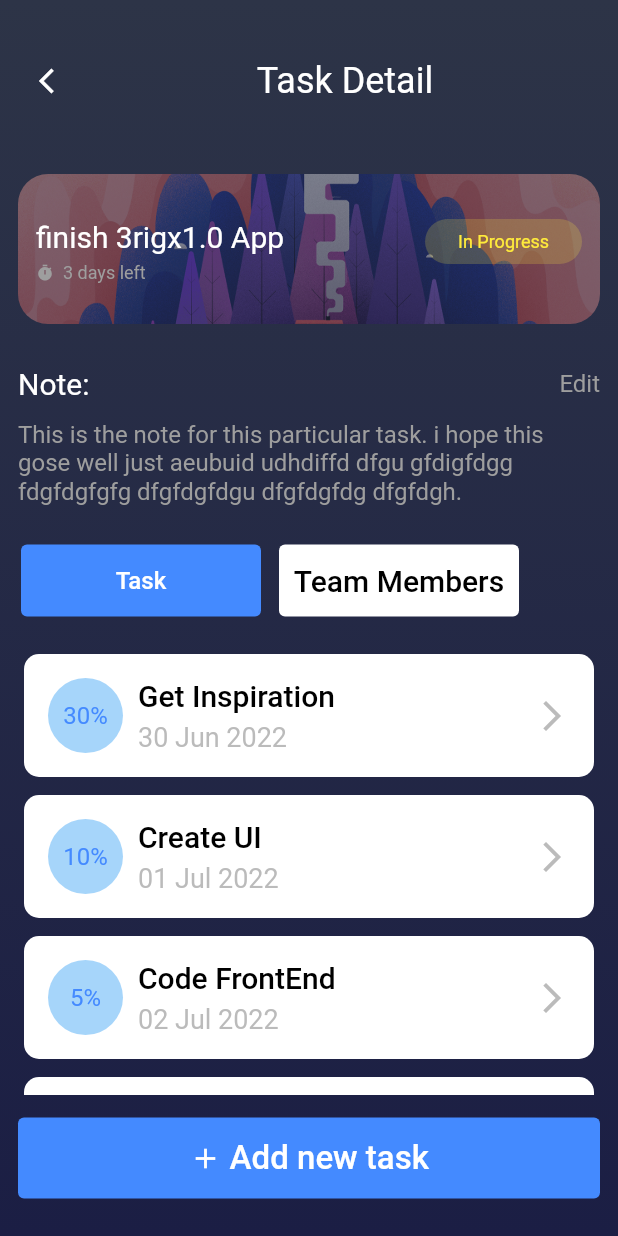
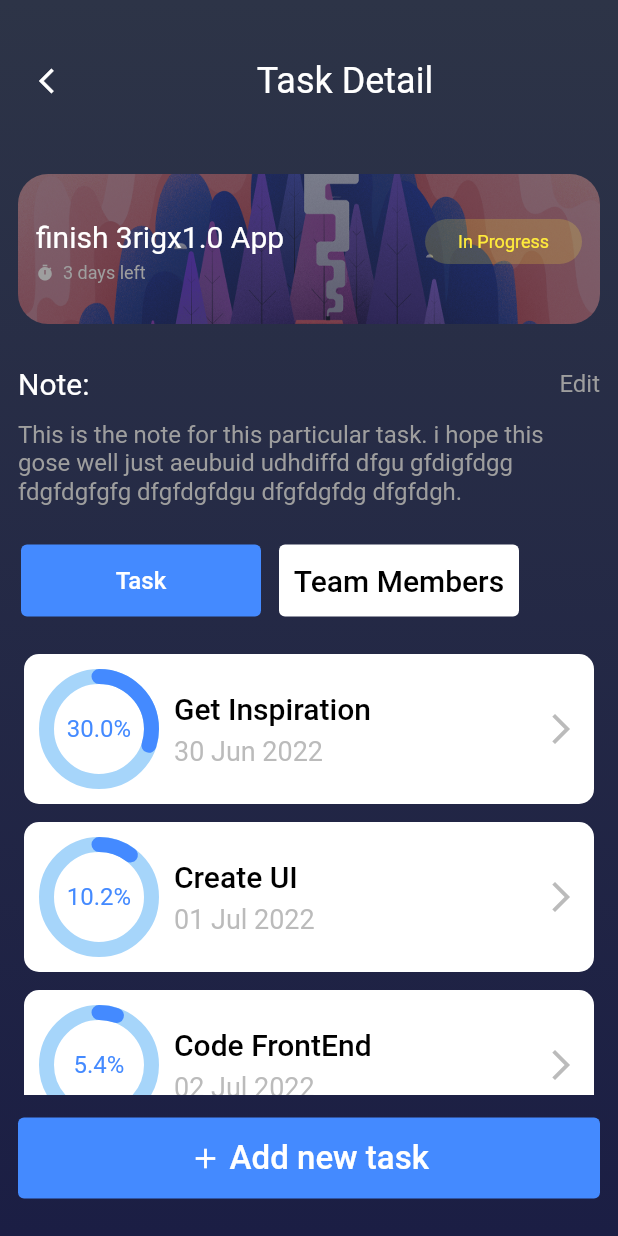
Before and after one commit to 3rigx/rigxtodo, a Flutter app: the screen it shows after launch, after a tap on "View", on a phone screen of 412 x 824 dp. Run offline on Flutter 3.47's test engine with Material 2 defaults, Android fonts, the phone set to English and light mode, and no system bars; drawn by our look-alikes of percent_indicator.

Commit message:
evaluation added

```diff
--- a/lib/home.dart
+++ b/lib/home.dart
@@ -1,4 +1,5 @@
 import 'package:flutter/material.dart';
+import 'package:percent_indicator/circular_percent_indicator.dart';
 import 'package:rigxtodo/util/customIcons.dart';
 import 'package:rigxtodo/util/data.dart';
 import 'package:rigxtodo/widgets/cardscrollwidget.dart';
@@ -229,133 +230,147 @@ class _HomeTodoState extends State<HomeTodo> {
               const SizedBox(
                 height: 20,
               ),
-              Container(
+              Padding(
+                padding: const EdgeInsets.only(
+                    left: 20.0, right: 20.0, bottom: 50.0),
+                child: Container(
                   decoration: BoxDecoration(
                       borderRadius: BorderRadius.circular(10.0),
-                    gradient: const LinearGradient(
-                        colors: [
-                          Color(0xFF1b1e44),
-                          Color.fromARGB(255, 34, 37, 83),
-                        ],
-                        begin: Alignment.bottomCenter,
-                        end: Alignment.topCenter,
-                        tileMode: TileMode.clamp)),
+                      color: Colors.blueAccent.withOpacity(0.2)),
                   child: Padding(
-                  padding: const EdgeInsets.all(8.0),
+                    padding: const EdgeInsets.all(10.0),
                     child: Column(
-                    mainAxisSize: MainAxisSize.min,
+                      mainAxisAlignment: MainAxisAlignment.spaceBetween,
                       crossAxisAlignment: CrossAxisAlignment.start,
                       children: [
-                      Row(
-                        //  crossAxisAlignment: CrossAxisAlignment.start,
-                        mainAxisAlignment: MainAxisAlignment.spaceEvenly,
-                        children: [
-                          Column(
-                            children: [
-                              Container(
-                                decoration: BoxDecoration(
-                                  color: Colors.blueAccent,
-                                  borderRadius: BorderRadius.circular(20.0),
-                                ),
-                                child: const Center(
-                                  child: Padding(
-                                    padding: EdgeInsets.symmetric(
-                                        horizontal: 22.0, vertical: 6.0),
-                                    child: Text('Total task created',
-                                        //TODO:: add current date to above
+                        Padding(
+                          padding: const EdgeInsets.only(left: 20, right: 20),
+                          child: Row(
+                            mainAxisAlignment: MainAxisAlignment.spaceBetween,
+                            children: const [
+                              Text(
+                                'Evaluation',
                                 style: TextStyle(
                                   color: Colors.white,
-                                          fontSize: 10,
-                                        )),
+                                  fontWeight: FontWeight.w400,
+                                  fontSize: 20,
                                 ),
                               ),
-                              ),
-                              const SizedBox(height: 20),
-                              const Center(
-                                child: Padding(
-                                  padding: EdgeInsets.all(6.0),
-                                  child: Text('20',
+                              Text(
+                                'July, 2022',
                                 style: TextStyle(
-                                        color: Colors.white,
-                                        //   fontSize: 18,
-                                      )),
+                                  color: Colors.grey,
                                 ),
                               ),
                             ],
+                          ),
+                        ),
+                        const SizedBox(
+                          height: 10,
+                        ),
+                        Row(
+                          mainAxisAlignment: MainAxisAlignment.spaceEvenly,
+                          // crossAxisAlignment: CrossAxisAlignment.start,
+                          children: [
+                            Row(
+                              mainAxisAlignment: MainAxisAlignment.spaceBetween,
+                              crossAxisAlignment: CrossAxisAlignment.center,
+                              children: [
+                                CircularPercentIndicator(
+                                  radius: 25,
+                                  lineWidth: 5.0,
+                                  animation: true,
+                                  percent: (10 - 5) / 100,
+                                  center: const Text(
+                                    "5",
+                                    style: TextStyle(
+                                        color: Colors.white, fontSize: 16),
+                                  ),
+                                  backgroundColor: Colors.blue.withOpacity(0.4),
+                                  circularStrokeCap: CircularStrokeCap.round,
+                                  progressColor: Colors.blueAccent,
                                 ),
                                 const SizedBox(
                                   width: 10,
                                 ),
                                 Column(
-                            children: [
-                              Container(
-                                decoration: BoxDecoration(
-                                  color: Colors.blueAccent,
-                                  borderRadius: BorderRadius.circular(20.0),
-                                ),
-                                child: const Center(
-                                  child: Padding(
-                                    padding: EdgeInsets.symmetric(
-                                        horizontal: 22.0, vertical: 6.0),
-                                    child: Text('Total task due',
+                                  mainAxisAlignment:
+                                      MainAxisAlignment.spaceBetween,
+                                  crossAxisAlignment: CrossAxisAlignment.start,
+                                  children: const [
+                                    Text(
+                                      'Completed',
                                       style: TextStyle(
                                         color: Colors.white,
-                                          fontSize: 10,
-                                        )),
+                                        fontSize: 18,
                                       ),
                                     ),
+                                    SizedBox(
+                                      height: 6,
                                     ),
-                              const SizedBox(height: 20),
-                              const Center(
-                                child: Padding(
-                                  padding: EdgeInsets.all(6.0),
-                                  child: Text('6',
+                                    Text(
+                                      "Activites",
                                       style: TextStyle(
-                                        color: Colors.white,
-                                        //   fontSize: 18,
-                                      )),
+                                        color: Colors.grey,
+                                        fontSize: 16,
                                       ),
                                     ),
                                   ],
+                                )
+                              ],
+                            ),
+                            Row(
+                              mainAxisAlignment: MainAxisAlignment.center,
+                              crossAxisAlignment: CrossAxisAlignment.center,
+                              children: [
+                                CircularPercentIndicator(
+                                  radius: 25,
+                                  lineWidth: 6.0,
+                                  animation: true,
+                                  percent: (10 - 2) / 100,
+                                  center: const Text(
+                                    "2",
+                                    style: TextStyle(
+                                        color: Colors.white, fontSize: 16),
+                                  ),
+                                  backgroundColor:
+                                      Colors.green.withOpacity(0.4),
+                                  circularStrokeCap: CircularStrokeCap.round,
+                                  progressColor: Colors.greenAccent,
                                 ),
                                 const SizedBox(
                                   width: 10,
                                 ),
                                 Column(
-                            children: [
-                              Container(
-                                decoration: BoxDecoration(
-                                  color: Colors.blueAccent,
-                                  borderRadius: BorderRadius.circular(20.0),
-                                ),
-                                child: const Center(
-                                  child: Padding(
-                                    padding: EdgeInsets.symmetric(
-                                        horizontal: 22.0, vertical: 6.0),
-                                    child: Text('Total task completed',
+                                  mainAxisAlignment:
+                                      MainAxisAlignment.spaceBetween,
+                                  crossAxisAlignment: CrossAxisAlignment.start,
+                                  children: const [
+                                    Text(
+                                      'Pending',
                                       style: TextStyle(
                                         color: Colors.white,
-                                          fontSize: 10,
-                                        )),
+                                        fontSize: 18,
                                       ),
                                     ),
+                                    SizedBox(
+                                      height: 6,
                                     ),
-                              const SizedBox(height: 20),
-                              const Center(
-                                child: Padding(
-                                  padding: EdgeInsets.all(6.0),
-                                  child: Text('14',
+                                    Text(
+                                      "Activites",
                                       style: TextStyle(
-                                        color: Colors.white,
-                                        //   fontSize: 18,
-                                      )),
+                                        color: Colors.grey,
+                                        fontSize: 16,
                                       ),
+                                    ),
+                                  ],
+                                )
+                              ],
                             ),
                           ],
                         ),
                       ],
-                      )
-                    ],
+                    ),
                   ),
                 ),
               ),
--- a/lib/util/tabservice.dart
+++ b/lib/util/tabservice.dart
@@ -1,7 +1,4 @@
-
-
-
-            /*  Padding(
+/*  Padding(
                 padding: const EdgeInsets.only(
                   left: 12.0,
                   right: 12.0,
@@ -50,3 +47,24 @@
                   ),
                 ]),
               ), */
+
+import 'package:flutter/cupertino.dart';
+
+/*
+//leaner progress bar
+LinearPercentIndicator(
+  animation: true,
+  animationDuration: 1000,
+  lineHeight: 20.0,
+  percent: 10/100,
+  center:Text("100" + "%", style: TextStyle(
+    fontSize: 12.0,
+    fontWeight: FontWeight.w600,
+    color: Colors.black,
+
+  ),),
+  linearStrokeCap: LinearStrokeCap.roundAll,
+  progressColor: Colors.blue,
+  backgroudColor: Colors.grey,
+),
+      */
--- a/lib/widgets/tasklist.dart
+++ b/lib/widgets/tasklist.dart
@@ -1,4 +1,5 @@
 import 'package:flutter/material.dart';
+import 'package:percent_indicator/circular_percent_indicator.dart';
 
 class TaskList extends StatefulWidget {
   String button;
@@ -24,12 +25,12 @@ class _TaskListState extends State<TaskList> {
     '03 Jul 2022',
   ];
 
-  final List<String> _status = [
-    '30%',
-    '10%',
-    '5%',
-    '90%',
-    '100%',
+  final List<double> _status = [
+    30.0,
+    10.2,
+    5.4,
+    90.0,
+    100.0,
   ];
   int _currentIndex = 0;
 
@@ -56,7 +57,7 @@ class _TaskListState extends State<TaskList> {
                   borderRadius: BorderRadius.circular(10),
                 ),
                 child: Padding(
-                  padding: const EdgeInsets.all(16.0),
+                  padding: const EdgeInsets.all(10.0),
                   child: Row(
                     mainAxisAlignment: MainAxisAlignment.spaceBetween,
                     children: [
@@ -64,19 +65,28 @@ class _TaskListState extends State<TaskList> {
                         // mainAxisAlignment: MainAxisAlignment.spaceEvenly,
                         crossAxisAlignment: CrossAxisAlignment.center,
                         children: [
-                          Container(
-                            width: 50,
-                            height: 50,
-                            decoration: BoxDecoration(
-                              shape: BoxShape.circle,
-                              color: Colors.blue.withOpacity(0.4),
-                            ),
-                            child: Center(
-                                child: Text(
-                              _status[index],
-                              style: const TextStyle(
-                                  color: Colors.blueAccent, fontSize: 16),
-                            )),
+                          CircularPercentIndicator(
+                            radius: 40,
+                            lineWidth: 10.0,
+                            animation: true,
+                            percent: _status[index] / 100,
+                            center: _status[index] != 100.0
+                                ? Text(
+                                    _status[index].toString() + "%",
+                                    style: const TextStyle(
+                                        color: Colors.blueAccent, fontSize: 16),
+                                  )
+                                : const Icon(
+                                    Icons.check,
+                                    color: Colors.greenAccent,
+                                  ),
+                            backgroundColor: _status[index] != 100.0
+                                ? Colors.blue.withOpacity(0.4)
+                                : Colors.green.withOpacity(0.4),
+                            circularStrokeCap: CircularStrokeCap.round,
+                            progressColor: _status[index] != 100.0
+                                ? Colors.blueAccent
+                                : Colors.greenAccent,
                           ),
                           const SizedBox(
                             width: 10,
--- a/pubspec.yaml
+++ b/pubspec.yaml
@@ -30,7 +30,7 @@ dependencies:
   flutter:
     sdk: flutter
 
-
+  percent_indicator: ^4.2.2
   # The following adds the Cupertino Icons font to your application.
   # Use with the CupertinoIcons class for iOS style icons.
   cupertino_icons: ^1.0.2
```
Also changed, not shown: pubspec.lock, 1 other file. Lines whose indentation alone changed are shown as unchanged.
